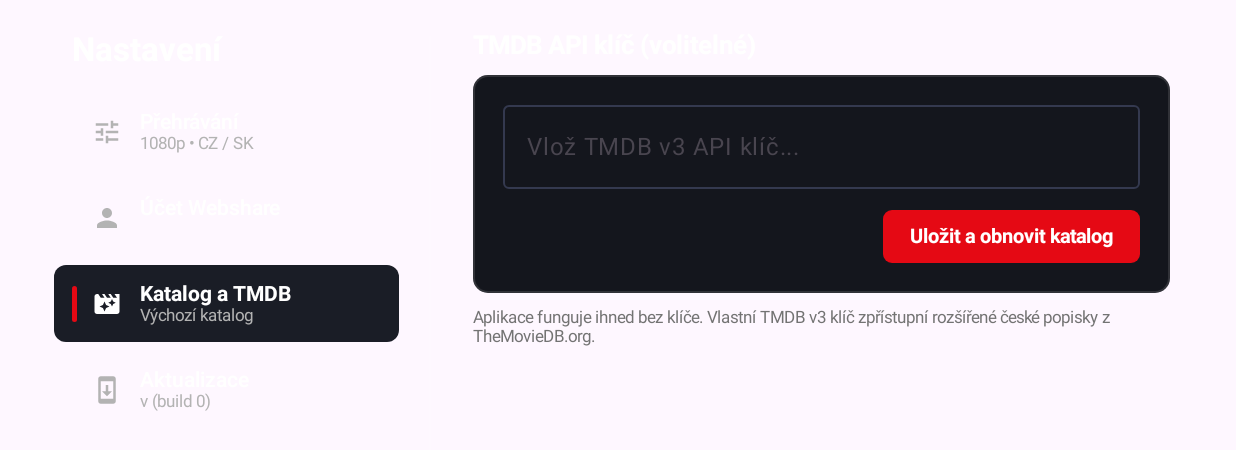
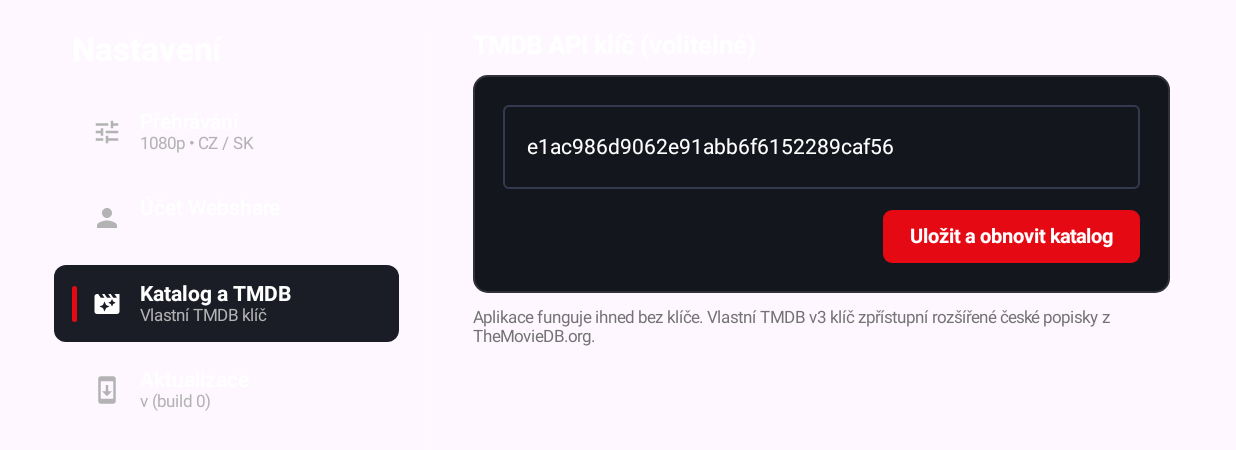
Before and after one commit to pagerek/mojetelka, an Android app built with Jetpack Compose: the composable SettingsScreen called with empty values, after a tap on "Katalog a TMDB", on a phone screen of 824 x 412 dp (held sideways). Shown: the top 450 px of the screen. Run offline under Robolectric (Android 15) with nearby library versions, the phone set to English and light mode, and no system bars; pictures from the network do not load; 2 other taps on this screen came first.

Commit message:
Release v1.3.3 (build 8): embedded TMDB API key, unified player timeline, OK pause fix, TV navigation fixes

```diff
--- a/app/build.gradle.kts
+++ b/app/build.gradle.kts
@@ -11,8 +11,8 @@ android {
         applicationId = "cz.webshare.tv"
         minSdk = 23
         targetSdk = 34
-        versionCode = 7
-        versionName = "1.3.2"
+        versionCode = 8
+        versionName = "1.3.3"
 
         vectorDrawables {
             useSupportLibrary = true
--- a/app/src/main/java/cz/webshare/tv/data/PreferencesStore.kt
+++ b/app/src/main/java/cz/webshare/tv/data/PreferencesStore.kt
@@ -4,6 +4,7 @@ import android.content.Context
 import android.content.SharedPreferences
 import cz.webshare.tv.model.AudioLanguage
 import cz.webshare.tv.model.CatalogItem
+import cz.webshare.tv.model.DEFAULT_TMDB_API_KEY
 import cz.webshare.tv.model.LaunchMode
 import cz.webshare.tv.model.MediaType
 import cz.webshare.tv.model.UserPreferences
@@ -48,7 +49,9 @@ class PreferencesStore(context: Context) {
         val qualName = prefs.getString(KEY_PREF_QUALITY, VideoQuality.FHD_1080P.name)
         val langName = prefs.getString(KEY_PREF_LANGUAGE, AudioLanguage.CZ_SK.name)
         val modeName = prefs.getString(KEY_LAUNCH_MODE, LaunchMode.AUTO_PREFERRED_WITH_FALLBACK.name)
-        val tmdbKey = prefs.getString(KEY_TMDB_API_KEY, "") ?: ""
+        val tmdbKey = prefs.getString(KEY_TMDB_API_KEY, DEFAULT_TMDB_API_KEY)
+            ?.takeIf { it.isNotBlank() }
+            ?: DEFAULT_TMDB_API_KEY
 
         val quality = runCatching { VideoQuality.valueOf(qualName!!) }.getOrDefault(VideoQuality.FHD_1080P)
         val language = runCatching { AudioLanguage.valueOf(langName!!) }.getOrDefault(AudioLanguage.CZ_SK)
--- a/app/src/main/java/cz/webshare/tv/model/Models.kt
+++ b/app/src/main/java/cz/webshare/tv/model/Models.kt
@@ -57,12 +57,14 @@ enum class LaunchMode(val labelCz: String, val descriptionCz: String) {
     )
 }
 
+const val DEFAULT_TMDB_API_KEY = "e1ac986d9062e91abb6f6152289caf56"
+
 @Immutable
 data class UserPreferences(
     val preferredQuality: VideoQuality = VideoQuality.FHD_1080P,
     val preferredLanguage: AudioLanguage = AudioLanguage.CZ_SK,
     val launchMode: LaunchMode = LaunchMode.AUTO_PREFERRED_WITH_FALLBACK,
-    val tmdbApiKey: String = ""
+    val tmdbApiKey: String = DEFAULT_TMDB_API_KEY
 )
 
 @Immutable
--- a/app/src/main/java/cz/webshare/tv/ui/components/TvComponents.kt
+++ b/app/src/main/java/cz/webshare/tv/ui/components/TvComponents.kt
@@ -251,10 +251,10 @@ fun TvNavTabItem(
         Spacer(modifier = Modifier.height(3.dp))
         Box(
             modifier = Modifier
-                .width(if (isSelected && !isFocused) 24.dp else 0.dp)
+                .width(if (isSelected) 24.dp else 0.dp)
                 .height(3.dp)
                 .clip(RoundedCornerShape(1.5.dp))
-                .background(if (isSelected && !isFocused) TvColors.NetflixRed else Color.Transparent)
+                .background(if (isSelected) TvColors.NetflixRed else Color.Transparent)
         )
     }
 }
--- a/app/src/main/java/cz/webshare/tv/ui/screens/SettingsScreen.kt
+++ b/app/src/main/java/cz/webshare/tv/ui/screens/SettingsScreen.kt
@@ -44,6 +44,8 @@ import androidx.compose.runtime.setValue
 import androidx.compose.ui.Alignment
 import androidx.compose.ui.Modifier
 import androidx.compose.ui.draw.clip
+import androidx.compose.ui.focus.FocusRequester
+import androidx.compose.ui.focus.focusRequester
 import androidx.compose.ui.focus.onFocusChanged
 import androidx.compose.ui.graphics.Color
 import androidx.compose.ui.graphics.graphicsLayer
@@ -87,7 +89,8 @@ fun SettingsScreen(
     onSelectLaunchMode: (LaunchMode) -> Unit,
     onSaveTmdbKey: (String) -> Unit,
     onCheckGitUpdate: () -> Unit,
-    onLogout: () -> Unit
+    onLogout: () -> Unit,
+    leftMenuFocusRequester: FocusRequester = remember { FocusRequester() }
 ) {
     var selectedCategory by remember { mutableStateOf(SettingsCategory.PLAYBACK) }
     var tmdbInput by remember(preferences.tmdbApiKey) { mutableStateOf(preferences.tmdbApiKey) }
@@ -133,6 +136,11 @@ fun SettingsScreen(
                     subtitle = summary,
                     icon = category.icon,
                     isSelected = selectedCategory == category,
+                    modifier = if (selectedCategory == category) {
+                        Modifier.focusRequester(leftMenuFocusRequester)
+                    } else {
+                        Modifier
+                    },
                     onSelect = { selectedCategory = category }
                 )
             }
@@ -440,7 +448,8 @@ private fun SettingsNavItem(
     subtitle: String,
     icon: ImageVector,
     isSelected: Boolean,
-    onSelect: () -> Unit
+    onSelect: () -> Unit,
+    modifier: Modifier = Modifier
 ) {
     var isFocused by remember { mutableStateOf(false) }
     val interactionSource = remember { MutableInteractionSource() }
@@ -465,7 +474,7 @@ private fun SettingsNavItem(
     val secondaryColor = if (isFocused) Color(0xFF4A4A4A) else TvColors.TextSecondary
 
     Row(
-        modifier = Modifier
+        modifier = modifier
             .fillMaxWidth()
             .graphicsLayer {
                 scaleX = scale
```
Also changed, not shown: app/src/main/java/cz/webshare/tv/MainActivity.kt (+7 -2 lines), app/src/main/java/cz/webshare/tv/ui/screens/HomeCatalogScreen.kt (+31 -6 lines), app/src/main/java/cz/webshare/tv/ui/screens/VideoPlayerScreen.kt (+24 -6 lines), 2 other files.
